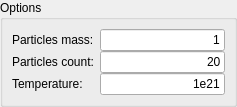
Above: step/create_gas_particles.ui from KDE/step before the change. Below: the same form after it.
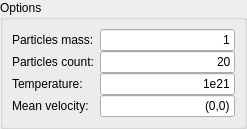
That is the form after the change.

Commit message: Added digits parameter to Meter. Added meanVelocity parameter when creating GasParticles.

The edit to the form file:
```diff
--- a/step/create_gas_particles.ui
+++ b/step/create_gas_particles.ui
@@ -5,8 +5,8 @@
    <rect>
     <x>0</x>
     <y>0</y>
-    <width>237</width>
-    <height>106</height>
+    <width>247</width>
+    <height>129</height>
    </rect>
   </property>
   <property name="windowTitle" >
@@ -85,6 +85,23 @@
         </property>
        </widget>
       </item>
+      <item row="3" column="0" >
+       <widget class="QLabel" name="label_4" >
+        <property name="text" >
+         <string>Mean velocity:</string>
+        </property>
+       </widget>
+      </item>
+      <item row="3" column="1" >
+       <widget class="QLineEdit" name="lineEditMeanVelocity" >
+        <property name="text" >
+         <string>(0,0)</string>
+        </property>
+        <property name="alignment" >
+         <set>Qt::AlignRight|Qt::AlignTrailing|Qt::AlignVCenter</set>
+        </property>
+       </widget>
+      </item>
      </layout>
     </widget>
    </item>
```
The commit also changes 9 other files.
